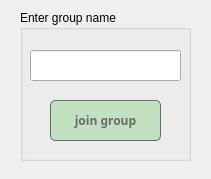
sanazshokrzadeh/Messanger_throw_10, file joingroupname.ui: the form before one commit.
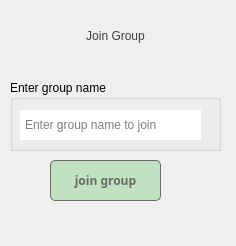
The form after the commit.

Diff of the .ui file:
```diff
--- a/joingroupname.ui
+++ b/joingroupname.ui
@@ -6,20 +6,43 @@
    <rect>
     <x>0</x>
     <y>0</y>
-    <width>211</width>
-    <height>179</height>
+    <width>236</width>
+    <height>246</height>
    </rect>
   </property>
   <property name="windowTitle">
    <string>Join Group</string>
   </property>
-  <widget class="QGroupBox" name="groupBox">
+  <widget class="QLabel" name="label_3">
    <property name="geometry">
     <rect>
-     <x>20</x>
+     <x>10</x>
      <y>10</y>
-     <width>171</width>
-     <height>151</height>
+     <width>211</width>
+     <height>51</height>
+    </rect>
+   </property>
+   <property name="styleSheet">
+    <string notr="true">QWidget
+{
+	color: rgb(64, 64, 64);
+  	font: 900 14pt &quot;Exo 2&quot;;
+}</string>
+   </property>
+   <property name="text">
+    <string>Join Group</string>
+   </property>
+   <property name="alignment">
+    <set>Qt::AlignCenter</set>
+   </property>
+  </widget>
+  <widget class="QGroupBox" name="groupBox_2">
+   <property name="geometry">
+    <rect>
+     <x>10</x>
+     <y>80</y>
+     <width>211</width>
+     <height>71</height>
     </rect>
    </property>
    <property name="title">
@@ -29,17 +52,27 @@
     <property name="geometry">
      <rect>
       <x>10</x>
-      <y>40</y>
-      <width>151</width>
-      <height>31</height>
+      <y>30</y>
+      <width>181</width>
+      <height>30</height>
      </rect>
     </property>
+    <property name="styleSheet">
+     <string notr="true">padding-left:3px;</string>
+    </property>
+    <property name="frame">
+     <bool>false</bool>
+    </property>
+    <property name="placeholderText">
+     <string>Enter group name to join</string>
+    </property>
+   </widget>
    </widget>
    <widget class="QPushButton" name="pushButton_joingroup_on_joingroupname">
     <property name="geometry">
      <rect>
-      <x>30</x>
-      <y>90</y>
+     <x>50</x>
+     <y>160</y>
       <width>111</width>
       <height>41</height>
      </rect>
@@ -69,7 +102,6 @@
     <property name="text">
      <string>join group</string>
     </property>
-   </widget>
   </widget>
  </widget>
  <resources/>
```
Left out of the diff: 3 changed lines with no effect on the pictures. Lines whose indentation alone changed are shown as unchanged.
